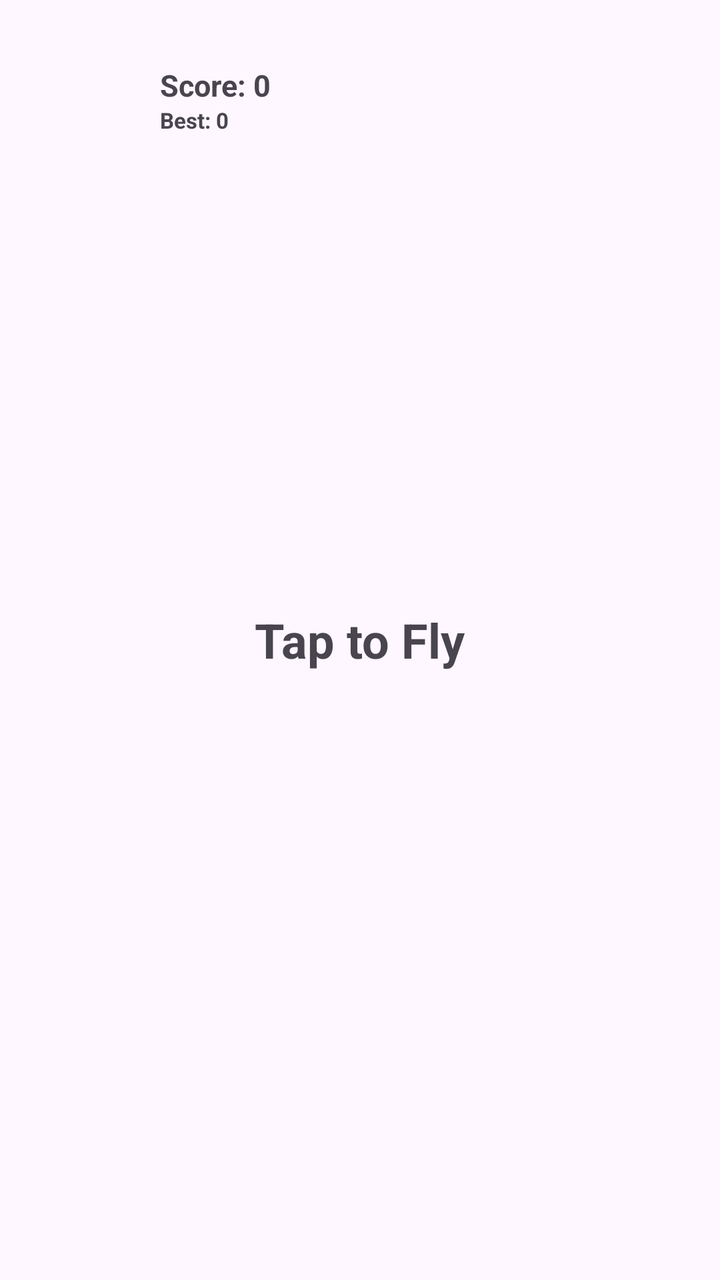
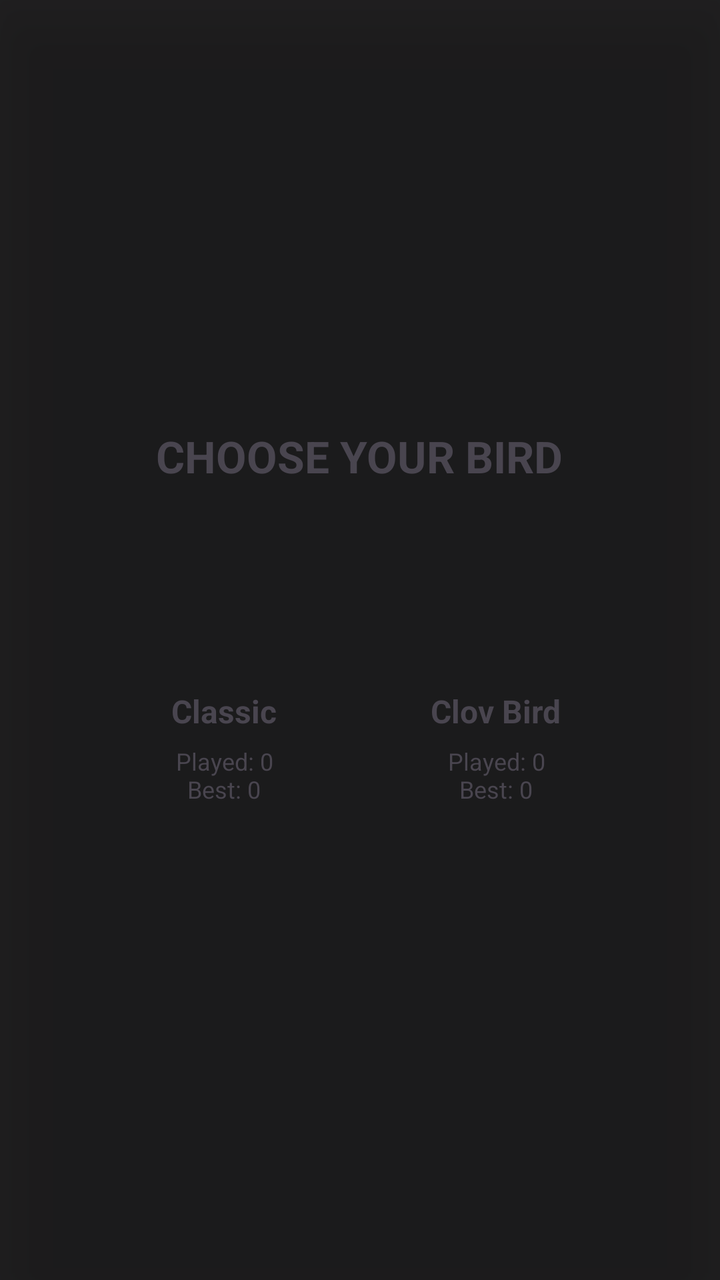

The first picture is an Android layout as it rendered before a commit; the second is the same layout after the commit. The layout source and the unified diff follow.
<!-- AndroidManifest.xml: activity theme Theme.OwnPhotoONWall -->
<!-- res/layout/activity_flappy_bird.xml -->
<?xml version="1.0" encoding="utf-8"?>

<RelativeLayout xmlns:android="http://schemas.android.com/apk/res/android"
    xmlns:app="http://schemas.android.com/apk/res-auto"
    android:id="@+id/flappyRoot"
    android:layout_width="match_parent"
    android:layout_height="match_parent"
    android:fitsSystemWindows="true">

    
    <FrameLayout
        android:id="@+id/gameContainer"
        android:layout_width="match_parent"
        android:layout_height="match_parent" />

    
    <RelativeLayout
        android:id="@+id/topHud"
        android:layout_width="match_parent"
        android:layout_height="wrap_content"
        android:layout_alignParentTop="true"
        android:paddingStart="24dp"
        android:paddingEnd="16dp"
        android:paddingTop="24dp"
        android:paddingBottom="12dp"
        android:elevation="4dp">

        
        <LinearLayout
            android:id="@+id/btnPause"
            android:layout_width="wrap_content"
            android:layout_height="52dp"
            android:layout_alignParentStart="true"
            android:gravity="center_vertical"
            android:orientation="horizontal"
            android:paddingEnd="20dp"
            android:paddingStart="6dp"
            android:clickable="true"
            android:focusable="true">

            
            <FrameLayout
                android:id="@+id/pauseIconContainer"
                android:layout_width="40dp"
                android:layout_height="40dp" />

            
            <LinearLayout
                android:layout_width="wrap_content"
                android:layout_height="wrap_content"
                android:layout_marginStart="10dp"
                android:orientation="vertical"
                android:gravity="center_vertical">

                <TextView
                    android:id="@+id/tvCurrentScore"
                    android:layout_width="wrap_content"
                    android:layout_height="wrap_content"
                    android:text="Score: 0"
                    android:textSize="15sp"
                    android:textStyle="bold" />

                <TextView
                    android:id="@+id/tvHighScore"
                    android:layout_width="wrap_content"
                    android:layout_height="wrap_content"
                    android:text="Best: 0"
                    android:textSize="11sp"
                    android:textStyle="bold" />
            </LinearLayout>
        </LinearLayout>
    </RelativeLayout>

    
    <RelativeLayout
        android:id="@+id/pauseOverlay"
        android:layout_width="match_parent"
        android:layout_height="match_parent"
        android:background="#99000000"
        android:visibility="gone"
        android:elevation="10dp"
        android:clipToPadding="false"
        android:clipChildren="false">

        <ScrollView
            android:layout_width="match_parent"
            android:layout_height="wrap_content"
            android:layout_centerInParent="true"
            android:layout_marginHorizontal="28dp"
            android:scrollbars="none"
            android:clipToPadding="false">

            <LinearLayout
                android:id="@+id/pauseCard"
                android:layout_width="match_parent"
                android:layout_height="wrap_content"
                android:orientation="vertical"
                android:paddingTop="32dp"
                android:paddingBottom="44dp"
                android:paddingHorizontal="24dp"
                android:gravity="center"
                android:clipToPadding="false">

                <TextView
                    android:id="@+id/tvPauseTitle"
                    android:layout_width="wrap_content"
                    android:layout_height="wrap_content"
                    android:text="PAUSED"
                    android:textSize="26sp"
                    android:textStyle="bold"
                    android:gravity="center"
                    android:layout_marginBottom="24dp" />

                <Button
                    android:id="@+id/btnResume"
                    style="@style/ModernButtonStyle"
                    android:layout_width="match_parent"
                    android:layout_height="56dp"
                    android:textSize="16sp"
                    android:backgroundTint="#34C759"
                    android:textColor="#FFFFFF"
                    android:text="Resume Game" />

                
                <Button
                    android:id="@+id/btnToggleVibration"
                    style="@style/ModernButtonStyle"
                    android:layout_width="match_parent"
                    android:layout_height="56dp"
                    android:textSize="16sp"
                    android:backgroundTint="#8E8E93"
                    android:textColor="#FFFFFF"
                    android:layout_marginTop="12dp"
                    android:text="Vibration: ON" />

                <Button
                    android:id="@+id/btnQuitFromPause"
                    style="@style/ModernButtonStyle"
                    android:layout_width="match_parent"
                    android:layout_height="56dp"
                    android:textSize="16sp"
                    android:backgroundTint="#FF3B30"
                    android:textColor="#FFFFFF"
                    android:layout_marginTop="12dp"
                    android:text="Exit Game" />
            </LinearLayout>
        </ScrollView>
    </RelativeLayout>

    
    <RelativeLayout
        android:id="@+id/gameOverOverlay"
        android:layout_width="match_parent"
        android:layout_height="match_parent"
        android:background="#99000000"
        android:visibility="gone"
        android:elevation="10dp"
        android:clipToPadding="false"
        android:clipChildren="false">

        <ScrollView
            android:layout_width="match_parent"
            android:layout_height="wrap_content"
            android:layout_centerInParent="true"
            android:layout_marginHorizontal="28dp"
            android:scrollbars="none"
            android:clipToPadding="false">

            <LinearLayout
                android:id="@+id/gameOverCard"
                android:layout_width="match_parent"
                android:layout_height="wrap_content"
                android:orientation="vertical"
                android:paddingTop="28dp"
                android:paddingBottom="44dp"
                android:paddingHorizontal="24dp"
                android:gravity="center"
                android:clipToPadding="false">

                
                <FrameLayout
                    android:id="@+id/snapshotContainer"
                    android:layout_width="130dp"
                    android:layout_height="130dp"
                    android:layout_marginBottom="16dp"
                    android:visibility="gone"
                    android:elevation="2dp">

                    <ImageView
                        android:id="@+id/ivDeathSnapshot"
                        android:layout_width="match_parent"
                        android:layout_height="match_parent"
                        android:scaleType="centerCrop"
                        android:contentDescription="Death Snapshot" />
                </FrameLayout>

                <TextView
                    android:id="@+id/tvGameOverTitle"
                    android:layout_width="match_parent"
                    android:layout_height="wrap_content"
                    android:text="GAME OVER"
                    android:textStyle="bold"
                    android:textSize="32sp"
                    android:gravity="center"
                    android:layout_marginBottom="8dp" />

                
                <TextView
                    android:id="@+id/tvNewHighScoreBanner"
                    android:layout_width="wrap_content"
                    android:layout_height="wrap_content"
                    android:text="🏆 NEW HIGH SCORE! 🏆"
                    android:textColor="#FFD700"
                    android:textSize="18sp"
                    android:textStyle="bold"
                    android:gravity="center"
                    android:visibility="gone"
                    android:layout_marginBottom="16dp" />

                <TextView
                    android:id="@+id/tvFinalScore"
                    android:layout_width="wrap_content"
                    android:layout_height="wrap_content"
                    android:text="Score: 0"
                    android:textSize="22sp"
                    android:layout_marginBottom="24dp" />

                <Button
                    android:id="@+id/btnRestart"
                    style="@style/ModernButtonStyle"
                    android:layout_width="match_parent"
                    android:layout_height="56dp"
                    android:textSize="16sp"
                    android:backgroundTint="#4A90E2"
                    android:textColor="#FFFFFF"
                    android:text="Play Again" />

                <Button
                    android:id="@+id/btnQuit"
                    style="@style/ModernButtonStyle"
                    android:layout_width="match_parent"
                    android:layout_height="56dp"
                    android:textSize="16sp"
                    android:layout_marginTop="12dp"
                    android:text="Quit" />
            </LinearLayout>
        </ScrollView>
    </RelativeLayout>

    
    <TextView
        android:id="@+id/tvTapToStart"
        android:layout_width="wrap_content"
        android:layout_height="wrap_content"
        android:layout_centerInParent="true"
        android:text="Tap to Fly"
        android:textSize="24sp"
        android:textStyle="bold"
        android:elevation="2dp" />

</RelativeLayout>
<!-- resources referenced by this layout -->
<resources>
  <style name="ModernButtonStyle" parent="Widget.MaterialComponents.Button.TextButton">
          <item name="android:layout_width">match_parent</item>
          <item name="android:layout_height">45dp</item>
          
          <item name="android:paddingStart">16dp</item>
          <item name="android:paddingEnd">16dp</item>
          <item name="android:textSize">12sp</item>
          <item name="android:textStyle">bold</item>
          <item name="android:textAllCaps">false</item>
          <item name="android:layout_marginBottom">12dp</item>
          <item name="cornerFamily">rounded</item>
          <item name="cornerRadius">24dp</item>
          <item name="android:textColor">?android:attr/textColorPrimary</item>
          <item name="backgroundTint">?android:attr/colorAccent</item>
      </style>
  <style name="Theme.OwnPhotoONWall" parent="Base.Theme.OwnPhotoONWall" />
  <style name="Base.Theme.OwnPhotoONWall" parent="Theme.Material3.DayNight.NoActionBar">
          <item name="android:windowActivityTransitions">true</item>
          <item name="android:windowContentTransitions">true</item>
      </style>
</resources>

<!-- the commit's change to res/layout/activity_flappy_bird.xml (unified diff, before → after) -->
@@ -1,19 +1,16 @@
 <?xml version="1.0" encoding="utf-8"?>
 
 <RelativeLayout xmlns:android="http://schemas.android.com/apk/res/android"
-    xmlns:app="http://schemas.android.com/apk/res-auto"
     android:id="@+id/flappyRoot"
     android:layout_width="match_parent"
     android:layout_height="match_parent"
     android:fitsSystemWindows="true">
 
-    
     <FrameLayout
         android:id="@+id/gameContainer"
         android:layout_width="match_parent"
         android:layout_height="match_parent" />
 
-    
     <RelativeLayout
         android:id="@+id/topHud"
         android:layout_width="match_parent"
@@ -23,14 +20,14 @@
         android:paddingEnd="16dp"
         android:paddingTop="24dp"
         android:paddingBottom="12dp"
-        android:elevation="4dp">
+        android:elevation="0dp">
 
         
         <LinearLayout
             android:id="@+id/btnPause"
             android:layout_width="wrap_content"
             android:layout_height="52dp"
-            android:layout_alignParentStart="true"
+            android:layout_centerHorizontal="true"
             android:gravity="center_vertical"
             android:orientation="horizontal"
             android:paddingEnd="20dp"
@@ -38,40 +35,171 @@
             android:clickable="true"
             android:focusable="true">
 
-            
             <FrameLayout
                 android:id="@+id/pauseIconContainer"
                 android:layout_width="40dp"
                 android:layout_height="40dp" />
 
             
-            <LinearLayout
+            <FrameLayout
                 android:layout_width="wrap_content"
                 android:layout_height="wrap_content"
                 android:layout_marginStart="10dp"
-                android:orientation="vertical"
-                android:gravity="center_vertical">
-
+                android:layout_gravity="center_vertical">
+
+                
                 <TextView
-                    android:id="@+id/tvCurrentScore"
+                    android:id="@+id/tvTapToStart"
                     android:layout_width="wrap_content"
                     android:layout_height="wrap_content"
-                    android:text="Score: 0"
+                    android:text="Tap to Fly"
                     android:textSize="15sp"
-                    android:textStyle="bold" />
-
-                <TextView
-                    android:id="@+id/tvHighScore"
+                    android:textStyle="bold"
+                    android:visibility="gone"
+                    android:singleLine="true"
+                    android:layout_gravity="center_vertical" />
+
+                
+                <LinearLayout
+                    android:id="@+id/scoreContainer"
                     android:layout_width="wrap_content"
                     android:layout_height="wrap_content"
-                    android:text="Best: 0"
-                    android:textSize="11sp"
-                    android:textStyle="bold" />
+                    android:orientation="vertical"
+                    android:visibility="gone">
+
+                    <TextView
+                        android:id="@+id/tvCurrentScore"
+                        android:layout_width="wrap_content"
+                        android:layout_height="wrap_content"
+                        android:text="Score: 0"
+                        android:textSize="15sp"
+                        android:singleLine="true"
+                        android:textStyle="bold" />
+
+                    <TextView
+                        android:id="@+id/tvHighScore"
+                        android:layout_width="wrap_content"
+                        android:layout_height="wrap_content"
+                        android:text="Best: 0"
+                        android:textSize="11sp"
+                        android:singleLine="true"
+                        android:textStyle="bold" />
+                </LinearLayout>
+            </FrameLayout>
+        </LinearLayout>
+    </RelativeLayout>
+
+    
+    <RelativeLayout
+        android:id="@+id/characterSelectionOverlay"
+        android:layout_width="match_parent"
+        android:layout_height="match_parent"
+        android:background="#DD000000"
+        android:visibility="visible"
+        android:elevation="20dp">
+
+        <LinearLayout
+            android:id="@+id/characterSelectionCard"
+            android:layout_width="match_parent"
+            android:layout_height="wrap_content"
+            android:layout_centerInParent="true"
+            android:layout_marginHorizontal="28dp"
+            android:orientation="vertical"
+            android:paddingTop="32dp"
+            android:paddingBottom="40dp"
+            android:paddingHorizontal="24dp"
+            android:gravity="center">
+
+            <TextView
+                android:id="@+id/tvSelectTitle"
+                android:layout_width="wrap_content"
+                android:layout_height="wrap_content"
+                android:text="CHOOSE YOUR BIRD"
+                android:textSize="22sp"
+                android:textStyle="bold"
+                android:layout_marginBottom="24dp" />
+
+            <LinearLayout
+                android:layout_width="match_parent"
+                android:layout_height="wrap_content"
+                android:orientation="horizontal"
+                android:gravity="center">
+
+                <LinearLayout
+                    android:id="@+id/btnSelectClassic"
+                    android:layout_width="0dp"
+                    android:layout_height="wrap_content"
+                    android:layout_weight="1"
+                    android:orientation="vertical"
+                    android:gravity="center"
+                    android:padding="16dp"
+                    android:layout_marginEnd="8dp"
+                    android:clickable="true"
+                    android:focusable="true">
+
+                    <ImageView
+                        android:id="@+id/ivClassicPreview"
+                        android:layout_width="50dp"
+                        android:layout_height="50dp"
+                        android:layout_marginBottom="12dp"/>
+
+                    <TextView
+                        android:id="@+id/tvClassicTitle"
+                        android:layout_width="wrap_content"
+                        android:layout_height="wrap_content"
+                        android:text="Classic"
+                        android:textSize="16sp"
+                        android:textStyle="bold" />
+
+                    <TextView
+                        android:id="@+id/tvClassicStats"
+                        android:layout_width="wrap_content"
+                        android:layout_height="wrap_content"
+                        android:text="Played: 0\nBest: 0"
+                        android:gravity="center"
+                        android:textSize="12sp"
+                        android:layout_marginTop="6dp" />
+                </LinearLayout>
+
+                <LinearLayout
+                    android:id="@+id/btnSelectGoo"
+                    android:layout_width="0dp"
+                    android:layout_height="wrap_content"
+                    android:layout_weight="1"
+                    android:orientation="vertical"
+                    android:gravity="center"
+                    android:padding="16dp"
+                    android:layout_marginStart="8dp"
+                    android:clickable="true"
+                    android:focusable="true">
+
+                    <ImageView
+                        android:id="@+id/ivGooPreview"
+                        android:layout_width="50dp"
+                        android:layout_height="50dp"
+                        android:layout_marginBottom="12dp"/>
+
+                    <TextView
+                        android:id="@+id/tvGooTitle"
+                        android:layout_width="wrap_content"
+                        android:layout_height="wrap_content"
+                        android:text="Clov Bird"
+                        android:textSize="16sp"
+                        android:textStyle="bold" />
+
+                    <TextView
+                        android:id="@+id/tvGooStats"
+                        android:layout_width="wrap_content"
+                        android:layout_height="wrap_content"
+                        android:text="Played: 0\nBest: 0"
+                        android:gravity="center"
+                        android:textSize="12sp"
+                        android:layout_marginTop="6dp" />
+                </LinearLayout>
             </LinearLayout>
         </LinearLayout>
     </RelativeLayout>
 
-    
     <RelativeLayout
         android:id="@+id/pauseOverlay"
         android:layout_width="match_parent"
@@ -82,72 +210,61 @@
         android:clipToPadding="false"
         android:clipChildren="false">
 
-        <ScrollView
+        <LinearLayout
+            android:id="@+id/pauseCard"
             android:layout_width="match_parent"
             android:layout_height="wrap_content"
             android:layout_centerInParent="true"
             android:layout_marginHorizontal="28dp"
-            android:scrollbars="none"
-            android:clipToPadding="false">
-
-            <LinearLayout
-                android:id="@+id/pauseCard"
-                android:layout_width="match_parent"
-                android:layout_height="wrap_content"
-                android:orientation="vertical"
-                android:paddingTop="32dp"
-                android:paddingBottom="44dp"
-                android:paddingHorizontal="24dp"
-                android:gravity="center"
-                android:clipToPadding="false">
-
-                <TextView
-                    android:id="@+id/tvPauseTitle"
-                    android:layout_width="wrap_content"
-                    android:layout_height="wrap_content"
-                    android:text="PAUSED"
-                    android:textSize="26sp"
-                    android:textStyle="bold"
-                    android:gravity="center"
-                    android:layout_marginBottom="24dp" />
-
-                <Button
-                    android:id="@+id/btnResume"
-                    style="@style/ModernButtonStyle"
-                    android:layout_width="match_parent"
-                    android:layout_height="56dp"
-                    android:textSize="16sp"
-                    android:backgroundTint="#34C759"
-                    android:textColor="#FFFFFF"
-                    android:text="Resume Game" />
-
-                
-                <Button
-                    android:id="@+id/btnToggleVibration"
-                    style="@style/ModernButtonStyle"
-                    android:layout_width="match_parent"
-                    android:layout_height="56dp"
-                    android:textSize="16sp"
-                    android:backgroundTint="#8E8E93"
-                    android:textColor="#FFFFFF"
-                    android:layout_marginTop="12dp"
-                    android:text="Vibration: ON" />
-
-                <Button
-                    android:id="@+id/btnQuitFromPause"
-                    style="@style/ModernButtonStyle"
-                    android:layout_width="match_parent"
-                    android:layout_height="56dp"
-                    android:textSize="16sp"
-                    android:backgroundTint="#FF3B30"
-                    android:textColor="#FFFFFF"
-                    android:layout_marginTop="12dp"
-                    android:text="Exit Game" />
-            </LinearLayout>
-        </ScrollView>
+            android:orientation="vertical"
+            android:paddingTop="32dp"
+            android:paddingBottom="44dp"
+            android:paddingHorizontal="24dp"
+            android:gravity="center">
+
+            <TextView
+                android:id="@+id/tvPauseTitle"
+                android:layout_width="wrap_content"
+                android:layout_height="wrap_content"
+                android:text="PAUSED"
+                android:textSize="26sp"
+                android:textStyle="bold"
+                android:layout_marginBottom="24dp" />
+
+            <Button
+                android:id="@+id/btnResume"
+                android:layout_width="match_parent"
+                android:layout_height="56dp"
+                android:textSize="16sp"
+                android:backgroundTint="#34C759"
+                android:textColor="#FFFFFF"
+                android:textStyle="bold"
+                android:text="Resume Game" />
+
+            <Button
+                android:id="@+id/btnToggleVibration"
+                android:layout_width="match_parent"
+                android:layout_height="56dp"
+                android:textSize="16sp"
+                android:backgroundTint="#8E8E93"
+                android:textColor="#FFFFFF"
+                android:textStyle="bold"
+                android:layout_marginTop="12dp"
+                android:text="Vibration: ON" />
+
+            <Button
+                android:id="@+id/btnQuitFromPause"
+                android:layout_width="match_parent"
+                android:layout_height="56dp"
+                android:textSize="16sp"
+                android:backgroundTint="#FF3B30"
+                android:textColor="#FFFFFF"
+                android:textStyle="bold"
+                android:layout_marginTop="12dp"
+                android:text="Exit Game" />
+        </LinearLayout>
     </RelativeLayout>
 
-    
     <RelativeLayout
         android:id="@+id/gameOverOverlay"
         android:layout_width="match_parent"
@@ -158,104 +275,81 @@
         android:clipToPadding="false"
         android:clipChildren="false">
 
-        <ScrollView
+        <LinearLayout
+            android:id="@+id/gameOverCard"
             android:layout_width="match_parent"
             android:layout_height="wrap_content"
             android:layout_centerInParent="true"
             android:layout_marginHorizontal="28dp"
-            android:scrollbars="none"
-            android:clipToPadding="false">
-
-            <LinearLayout
-                android:id="@+id/gameOverCard"
-                android:layout_width="match_parent"
-                android:layout_height="wrap_content"
-                android:orientation="vertical"
-                android:paddingTop="28dp"
-                android:paddingBottom="44dp"
-                android:paddingHorizontal="24dp"
+            android:orientation="vertical"
+            android:paddingTop="28dp"
+            android:paddingBottom="44dp"
+            android:paddingHorizontal="24dp"
+            android:gravity="center">
+
+            <FrameLayout
+                android:id="@+id/snapshotContainer"
+                android:layout_width="130dp"
+                android:layout_height="130dp"
+                android:layout_marginBottom="16dp"
+                android:visibility="gone">
+
+                <ImageView
+                    android:id="@+id/ivDeathSnapshot"
+                    android:layout_width="match_parent"
+                    android:layout_height="match_parent"
+                    android:scaleType="centerCrop" />
+            </FrameLayout>
+
+            <TextView
+                android:id="@+id/tvGameOverTitle"
+                android:layout_width="match_parent"
+                android:layout_height="wrap_content"
+                android:text="GAME OVER"
+                android:textStyle="bold"
+                android:textSize="32sp"
                 android:gravity="center"
-                android:clipToPadding="false">
-
-                
-                <FrameLayout
-                    android:id="@+id/snapshotContainer"
-                    android:layout_width="130dp"
-                    android:layout_height="130dp"
-                    android:layout_marginBottom="16dp"
-                    android:visibility="gone"
-                    android:elevation="2dp">
-
-                    <ImageView
-                        android:id="@+id/ivDeathSnapshot"
-                        android:layout_width="match_parent"
-                        android:layout_height="match_parent"
-                        android:scaleType="centerCrop"
-                        android:contentDescription="Death Snapshot" />
-                </FrameLayout>
-
-                <TextView
-                    android:id="@+id/tvGameOverTitle"
-                    android:layout_width="match_parent"
-                    android:layout_height="wrap_content"
-                    android:text="GAME OVER"
-                    android:textStyle="bold"
-                    android:textSize="32sp"
-                    android:gravity="center"
-                    android:layout_marginBottom="8dp" />
-
-                
-                <TextView
-                    android:id="@+id/tvNewHighScoreBanner"
-                    android:layout_width="wrap_content"
-                    android:layout_height="wrap_content"
-                    android:text="🏆 NEW HIGH SCORE! 🏆"
-                    android:textColor="#FFD700"
-                    android:textSize="18sp"
-                    android:textStyle="bold"
-                    android:gravity="center"
-                    android:visibility="gone"
-                    android:layout_marginBottom="16dp" />
-
-                <TextView
-                    android:id="@+id/tvFinalScore"
-                    android:layout_width="wrap_content"
-                    android:layout_height="wrap_content"
-                    android:text="Score: 0"
-                    android:textSize="22sp"
-                    android:layout_marginBottom="24dp" />
-
-                <Button
-                    android:id="@+id/btnRestart"
-                    style="@style/ModernButtonStyle"
-                    android:layout_width="match_parent"
-                    android:layout_height="56dp"
-                    android:textSize="16sp"
-                    android:backgroundTint="#4A90E2"
-                    android:textColor="#FFFFFF"
-                    android:text="Play Again" />
-
-                <Button
-                    android:id="@+id/btnQuit"
-                    style="@style/ModernButtonStyle"
-                    android:layout_width="match_parent"
-                    android:layout_height="56dp"
-                    android:textSize="16sp"
-                    android:layout_marginTop="12dp"
-                    android:text="Quit" />
-            </LinearLayout>
-        </ScrollView>
+                android:layout_marginBottom="8dp" />
+
+            <TextView
+                android:id="@+id/tvNewHighScoreBanner"
+                android:layout_width="wrap_content"
+                android:layout_height="wrap_content"
+                android:text="NEW HIGH SCORE!"
+                android:textColor="#FFD700"
+                android:textSize="18sp"
+                android:textStyle="bold"
+                android:gravity="center"
+                android:visibility="gone"
+                android:layout_marginBottom="16dp" />
+
+            <TextView
+                android:id="@+id/tvFinalScore"
+                android:layout_width="wrap_content"
+                android:layout_height="wrap_content"
+                android:text="Score: 0"
+                android:textStyle="bold"
+                android:textSize="22sp"
+                android:layout_marginBottom="24dp" />
+
+            <Button
+                android:id="@+id/btnRestart"
+                android:layout_width="match_parent"
+                android:layout_height="56dp"
+                android:textSize="16sp"
+                android:backgroundTint="#4A90E2"
+                android:textColor="#FFFFFF"
+                android:textStyle="bold"
+                android:text="Play Again" />
+
+            <Button
+                android:id="@+id/btnQuit"
+                android:layout_width="match_parent"
+                android:layout_height="56dp"
+                android:textSize="16sp"
+                android:textStyle="bold"
+                android:layout_marginTop="12dp"
+                android:text="Quit" />
+        </LinearLayout>
     </RelativeLayout>
-
-    
-    <TextView
-        android:id="@+id/tvTapToStart"
-        android:layout_width="wrap_content"
-        android:layout_height="wrap_content"
-        android:layout_centerInParent="true"
-        android:text="Tap to Fly"
-        android:textSize="24sp"
-        android:textStyle="bold"
-        android:elevation="2dp" />
-
 </RelativeLayout>
<!-- resource entries referenced after the edit -->
@@ -1,20 +1,5 @@
 <!-- resources referenced by this layout -->
 <resources>
-  <style name="ModernButtonStyle" parent="Widget.MaterialComponents.Button.TextButton">
-          <item name="android:layout_width">match_parent</item>
-          <item name="android:layout_height">45dp</item>
-          
-          <item name="android:paddingStart">16dp</item>
-          <item name="android:paddingEnd">16dp</item>
-          <item name="android:textSize">12sp</item>
-          <item name="android:textStyle">bold</item>
-          <item name="android:textAllCaps">false</item>
-          <item name="android:layout_marginBottom">12dp</item>
-          <item name="cornerFamily">rounded</item>
-          <item name="cornerRadius">24dp</item>
-          <item name="android:textColor">?android:attr/textColorPrimary</item>
-          <item name="backgroundTint">?android:attr/colorAccent</item>
-      </style>
   <style name="Theme.OwnPhotoONWall" parent="Base.Theme.OwnPhotoONWall" />
   <style name="Base.Theme.OwnPhotoONWall" parent="Theme.Material3.DayNight.NoActionBar">
           <item name="android:windowActivityTransitions">true</item>
